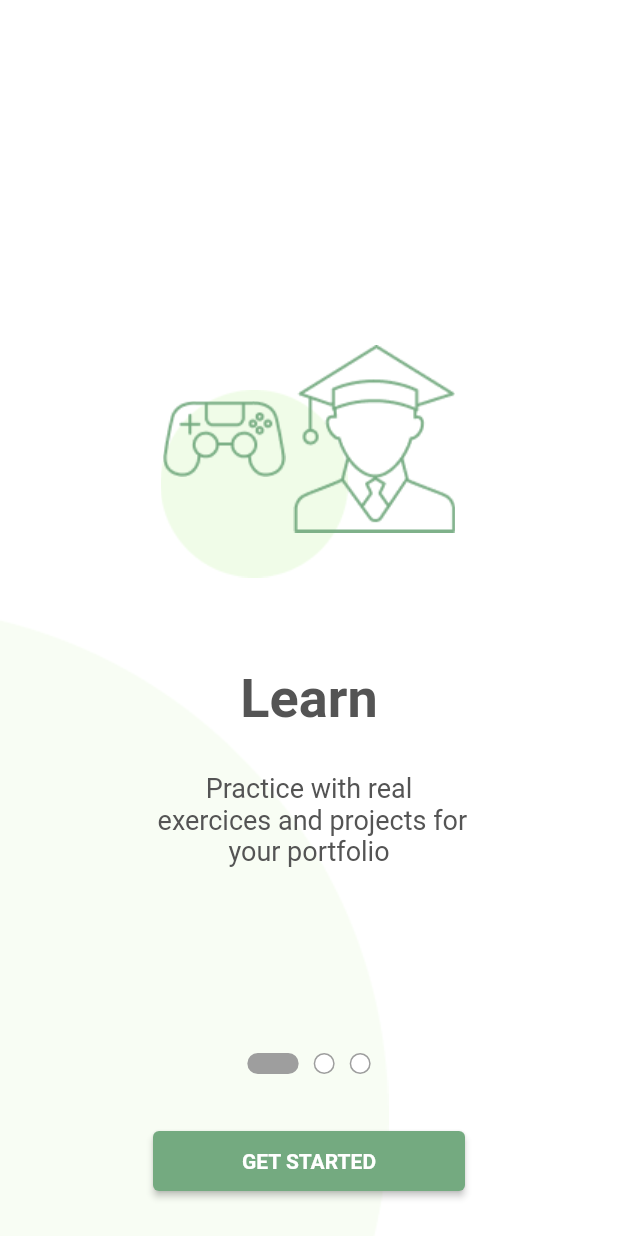
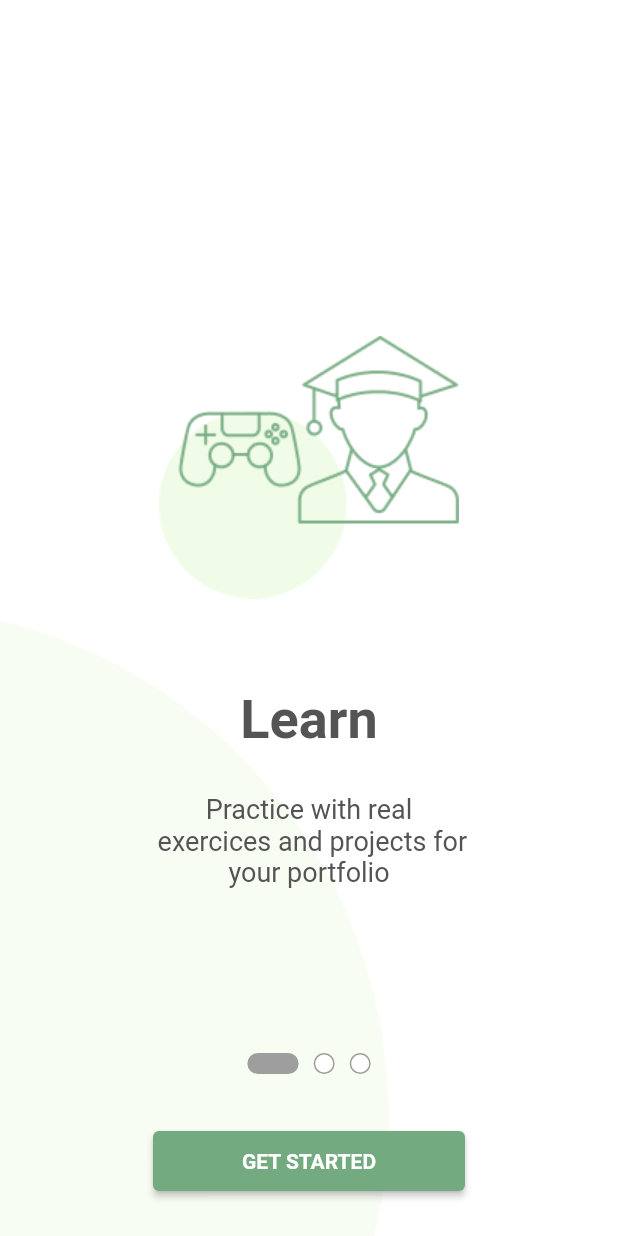
Before and after one commit to moath712/ui_challenge, a Flutter app: the SwipePageView screen opened directly, on a phone screen of 412 x 824 dp. Run offline on Flutter 3.47's test engine with Material 2 defaults, Android fonts, the light colour scheme and no system bars; our stand-ins replace google_fonts, syncfusion_flutter_charts.

Commit message:
day1 widget updated

```diff
--- a/lib/Screens/Day1/day_1_screen.dart
+++ b/lib/Screens/Day1/day_1_screen.dart
@@ -1,11 +1,9 @@
 import 'package:flutter/material.dart';
-import 'package:ui_challenge/screens/day1/widgets/code_view.dart';
-import 'package:ui_challenge/screens/day1/widgets/collect_view.dart';
+import 'package:google_fonts/google_fonts.dart';
 import 'package:ui_challenge/screens/day1/widgets/get_started_btn.dart';
-import 'package:ui_challenge/screens/day1/widgets/learn_view.dart';
+import 'package:ui_challenge/screens/day1/widgets/page_view_class.dart';
 import 'package:ui_challenge/style/assets_manager.dart';
 import 'package:ui_challenge/style/colors.dart';
-
 import 'widgets/pagenation_bar.dart';
 
 class SwipePageView extends StatefulWidget {
@@ -60,19 +58,7 @@ class _SwipePageViewState extends State<SwipePageView> {
         body: Stack(children: <Widget>[
           _currentimageColor,
           GetStartedButton(currentButtonColor: _currentButtonColor),
-          PageView(
-            controller: _pageController,
-            onPageChanged: (index) {
-              setState(() {
-                _currentIndex = index;
-              });
-            },
-            children: const <Widget>[
-              LearnWidget(),
-              CodeWidget(),
-              CollectWidget(),
-            ],
-          ),
+          PagesViews(),
           Positioned(
             left: 0,
             right: 0,
@@ -85,4 +71,45 @@ class _SwipePageViewState extends State<SwipePageView> {
           ),
         ]));
   }
+
+  PageView PagesViews() {
+    return PageView(
+          controller: _pageController,
+          onPageChanged: (index) {
+            setState(() {
+              _currentIndex = index;
+            });
+          },
+          children: List.generate(
+            dataList.length,
+            (index) => Column(
+              mainAxisAlignment: MainAxisAlignment.center,
+              children: [
+                Image.asset(dataList[index].image),
+                const SizedBox(height: 60),
+                Text(dataList[index].title,
+                    style: GoogleFonts.roboto(
+                        fontSize: 36.0,
+                        color: AppColors.dayone,
+                        fontWeight: FontWeight.w700)),
+                const SizedBox(height: 20),
+                Center(
+                  child: Padding(
+                    padding: const EdgeInsets.all(8.0),
+                    child: Text(
+                      dataList[index].texts,
+                      softWrap: true,
+                      textAlign: TextAlign.center,
+                      style: const TextStyle(
+                          fontSize: 18.0,
+                          color: AppColors.dayone,
+                          fontWeight: FontWeight.w400),
+                    ),
+                  ),
+                ),
+              ],
+            ),
+          ),
+        );
+  }
 }
--- a/lib/Screens/Day1/widgets/learn_view.dart
+++ /dev/null
@@ -1,58 +0,0 @@
-import 'package:flutter/material.dart';
-import 'package:google_fonts/google_fonts.dart';
-import 'package:ui_challenge/style/assets_manager.dart';
-import 'package:ui_challenge/style/colors.dart';
-
-class LearnWidget extends StatelessWidget {
-  const LearnWidget({
-    super.key,
-  });
-
-  @override
-  Widget build(BuildContext context) {
-    return Column(
-      mainAxisAlignment: MainAxisAlignment.start,
-      children: [
-        const SizedBox(height: 200),
-        Stack(
-          children: [
-            Positioned(
-                right: 180, top: 60, child: Image.asset(ImageAssets.yellow)),
-            Padding(
-              padding: const EdgeInsets.all(30.0),
-              child: Row(
-                mainAxisAlignment: MainAxisAlignment.center,
-                children: [
-                  Image.asset(ImageAssets.group),
-                  const SizedBox(width: 5.0),
-                  Image.asset(ImageAssets.group2),
-                ],
-              ),
-            ),
-          ],
-        ),
-        const SizedBox(height: 60),
-        Text('Learn',
-            style: GoogleFonts.roboto(
-                fontSize: 36.0,
-                color: AppColors.dayone,
-                fontWeight: FontWeight.w700)),
-        const SizedBox(height: 20),
-        const Center(
-          child: Padding(
-            padding: EdgeInsets.all(8.0),
-            child: Text(
-              'Practice with real\n exercices and projects for \nyour portfolio',
-              softWrap: true,
-              textAlign: TextAlign.center,
-              style: TextStyle(
-                  fontSize: 18.0,
-                  color: AppColors.dayone,
-                  fontWeight: FontWeight.w400),
-            ),
-          ),
-        ),
-      ],
-    );
-  }
-}
--- /dev/null
+++ b/lib/Screens/Day1/widgets/page_view_class.dart
@@ -0,0 +1,30 @@
+
+import 'package:ui_challenge/style/assets_manager.dart';
+
+class PagesView {
+  final String texts;
+  final String title;
+  final String image;
+
+  PagesView({required this.texts, required this.image, required this.title});
+}
+
+final List<PagesView> dataList = [
+  PagesView(
+    texts: 'Practice with real\n exercices and projects for \nyour portfolio',
+    title: 'Learn',
+    image: ImageAssets.learn,
+  ),
+  PagesView(
+    texts:
+        'Learn how to code great \nvideo game interfaces for \ndifferent devices ',
+    title: 'Code',
+    image: ImageAssets.code,
+  ),
+  PagesView(
+    texts:
+        'Collect case studies of the \nbest teachers in the \n  game  industry',
+    title: 'Collect',
+    image: ImageAssets.collect,
+  ),
+];
--- a/lib/Screens/home_screen.dart
+++ b/lib/Screens/home_screen.dart
@@ -3,10 +3,10 @@ import 'package:ui_challenge/screens/day3/day_3_screen.dart';
 import 'package:ui_challenge/Screens/day4/day_4_screen.dart';
 import 'package:ui_challenge/screens/day6/day_6_screen.dart';
 import 'package:ui_challenge/screens/day9/day_9_screen.dart';
-import 'package:ui_challenge/screens/Day10/day_10.dart';
-import 'package:ui_challenge/screens/Day2/day_2_home.dart';
+import 'package:ui_challenge/screens/day10/day_10.dart';
+import 'package:ui_challenge/screens/day2/day_2_home.dart';
 import 'package:ui_challenge/screens/day7/day_7_screen.dart';
-import 'package:ui_challenge/Screens/day1/day_1_screen.dart';
+import 'package:ui_challenge/screens/day1/day_1_screen.dart';
 import 'package:ui_challenge/style/assets_manager.dart';
 
 class ButtonsData {
--- a/lib/style/assets_manager.dart
+++ b/lib/style/assets_manager.dart
@@ -86,6 +86,9 @@ class ImageAssets {
   static const String eight = "assets/images/eight.png";
   static const String nine = "assets/images/nine.png";
   static const String ten = "assets/images/ten.png";
+  static const String learn = "assets/images/learn.png";
+  static const String code = "assets/images/code.png";
+  static const String collect = "assets/images/collect.png";
 }
 
 class SvgAssets {}
```
Also changed, not shown: lib/Screens/Day1/widgets/code_view.dart (deleted, +0 -55 lines), lib/Screens/Day1/widgets/collect_view.dart (deleted, +0 -64 lines), assets/images/code.png (added), assets/images/collect.png (added), assets/images/learn.png (added).
